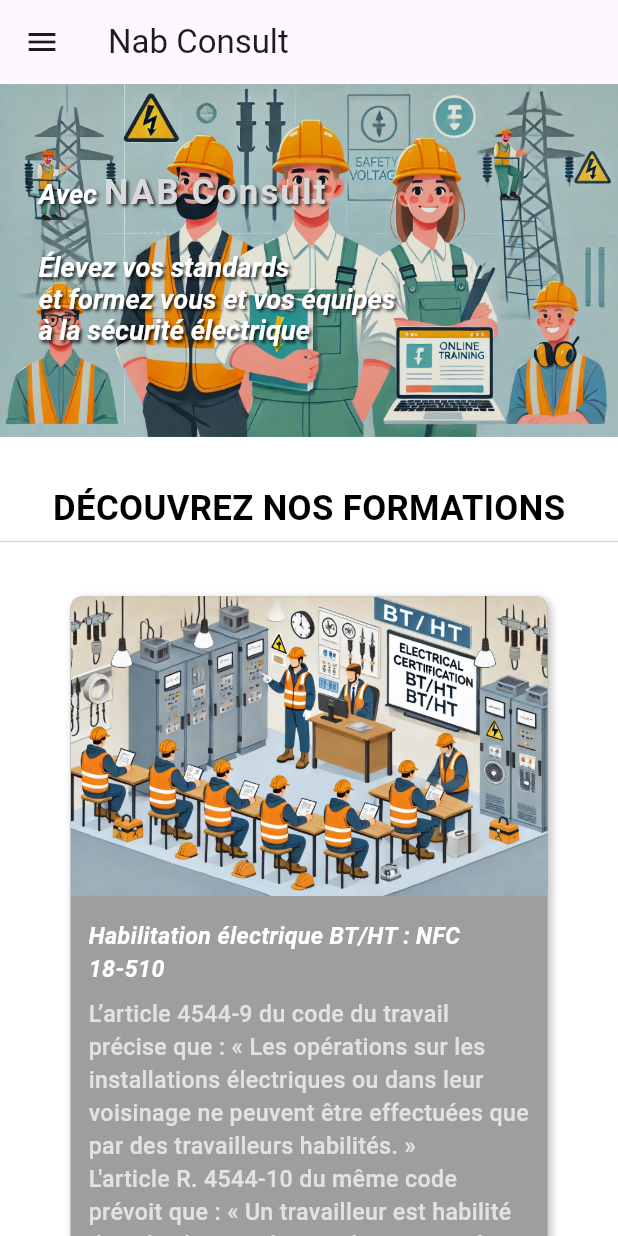
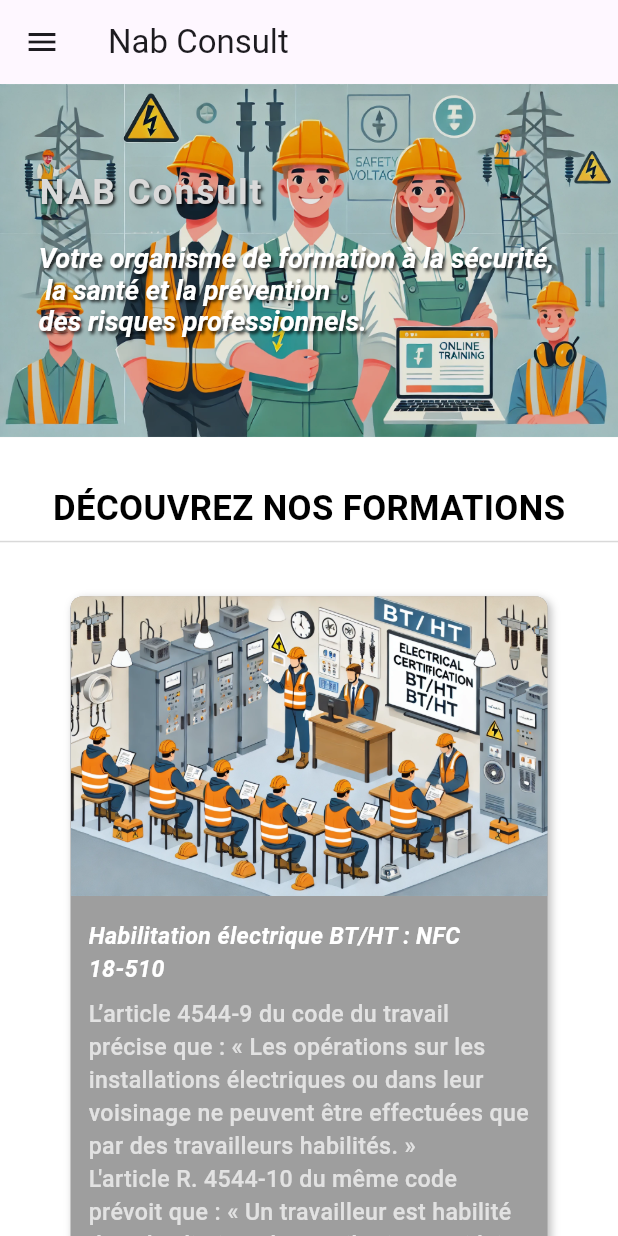
Before and after one commit to wallas938/nab_consult_home_page, a Flutter app: the screen it shows after launch, on a phone screen of 412 x 824 dp. Run offline on Flutter 3.47's test engine with Material 3 defaults, Android fonts, the light colour scheme and no system bars; our stand-ins replace flutter_screenutil; Roboto replaces fonts that are missing (Instrument Sans); project files that could hold a hidden picture were left out.

Commit message:
slogan mise a jour

```diff
--- a/lib/pages/home_page.dart
+++ b/lib/pages/home_page.dart
@@ -3,7 +3,6 @@ import 'package:flutter/material.dart';
 import 'package:flutter_screenutil/flutter_screenutil.dart';
 import 'package:nab_consult_home_page/constantes/app-datas.dart';
 import 'package:nab_consult_home_page/constantes/theme.colors.dart';
-import 'package:nab_consult_home_page/constantes/theme.typo.dart';
 import 'package:nab_consult_home_page/util/responsive.dart';
 
 TextStyle cardTitleStyle = TextStyle(
@@ -137,24 +136,7 @@ class HeroSection extends StatelessWidget {
                 text: TextSpan(
                   children: [
                     TextSpan(
-                      text: 'Avec ',
-                      style: TextStyle(
-                        fontFamily: "Instrument Sans",
-                        fontStyle: FontStyle.italic,
-                        fontWeight: FontWeight.bold,
-                        color: AppColors.white,
-                        fontSize: 14.sp,
-                        shadows: [
-                          Shadow(
-                            offset: const Offset(1.5, 1.5),
-                            blurRadius: 2.0,
-                            color: Colors.black.withOpacity(0.8),
-                          ),
-                        ],
-                      ),
-                    ),
-                    TextSpan(
-                      text: 'NAB Consult\n\n',
+                      text: 'NAB Consult\n',
                       style: TextStyle(
                         fontFamily: "Instrument Sans",
                         letterSpacing: 1.5,
@@ -172,7 +154,7 @@ class HeroSection extends StatelessWidget {
                     ),
                     TextSpan(
                       text:
-                          'Élevez vos standards\net formez vous et vos équipes\nà la sécurité électrique\n',
+                          '\nVotre organisme de formation à la sécurité,\n la santé et la prévention\ndes risques professionnels.',
                       style: TextStyle(
                         fontFamily: "Instrument Sans",
                         fontStyle: FontStyle.italic,
```
